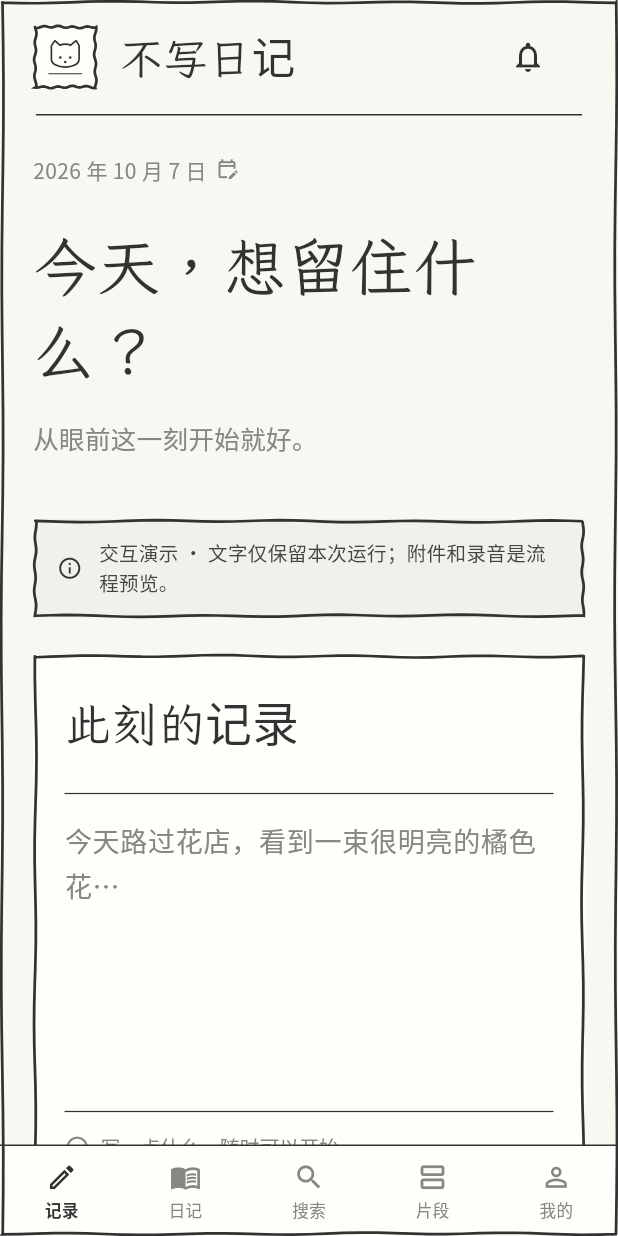
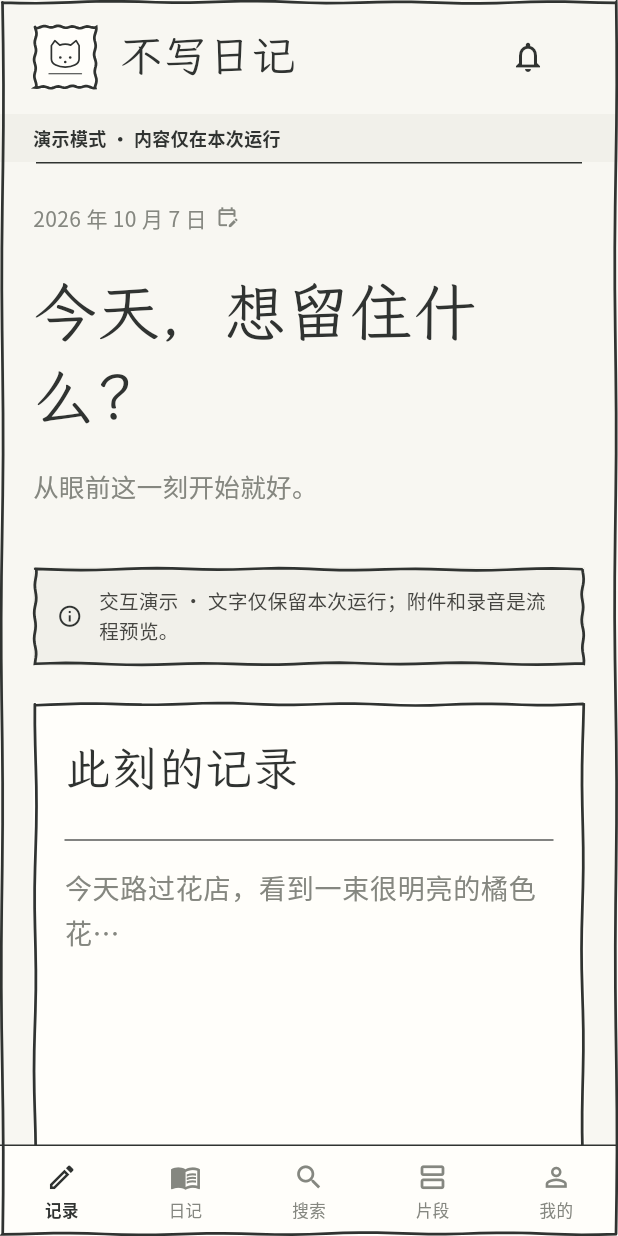
Before and after one commit to linyu76881123-crypto/unwritten-diary, a Flutter app: the screen it shows after launch, after a tap on the "notifications none" icon, after a tap on "返回", on a phone screen of 412 x 824 dp. Run offline on Flutter 3.47's test engine with Material 3 defaults, Android fonts, the light colour scheme and no system bars; missing offline and left inert: dart:ffi, flutter_rust_bridge; Roboto replaces fonts that are missing (Microsoft YaHei).

Commit message:
fix(F0): address follow-up review

```diff
--- a/apps/diary_app/assets/fonts/OFL.txt
+++ b/apps/diary_app/assets/fonts/OFL.txt
@@ -1,4 +1,5 @@
-Copyright 2022 The Iansui Project Authors (https://github.com/ButTaiwan/iansui).
+Copyright 2022-2026 LXGW (https://github.com/lxgw/LxgwWenKaiGB), with Reserved Font Name '霞鹜', '霞鶩', '落霞孤鹜', '落霞孤鶩' and 'LXGW'. [ADDITIONAL PERMISSION] The Reserved Font Names '霞鹜', '霞鶩', '落霞孤鹜', '落霞孤鶩' and 'LXGW' may continue to be used in Modified Versions recompiled from the Original Version, without modifications to the font source code; or in Modified Versions subsetted or converted to other formats (e.g., WOFF/WOFF2) solely for web font delivery, provided such Modified Versions are not made available as installable desktop fonts (e.g., on mainstream platforms like Google Fonts, or third-party non-commercial platforms recognized by the author @lxgw; other web font platforms please contact the author @lxgw for confirmation).
+Copyright 2020 The Klee Project Authors (https://github.com/fontworks-fonts/Klee)
 
 This Font Software is licensed under the SIL Open Font License, Version 1.1.
 This license is copied below, and is also available with a FAQ at:
--- a/apps/diary_app/lib/src/experience_shell.dart
+++ b/apps/diary_app/lib/src/experience_shell.dart
@@ -125,6 +125,7 @@ class _ExperienceShellState extends State<ExperienceShell> {
                     child: Column(
                       children: [
                         _header(desktop),
+                        if (widget.demoMode) _demoBanner(desktop),
                         const Divider(
                           color: SketchColors.ink,
                           thickness: 1,
@@ -236,6 +237,21 @@ class _ExperienceShellState extends State<ExperienceShell> {
     ),
   );
 
+  Widget _demoBanner(bool desktop) => Container(
+    width: double.infinity,
+    color: SketchColors.soft,
+    padding: EdgeInsets.symmetric(horizontal: desktop ? 46 : 22, vertical: 7),
+    child: const Text(
+      '演示模式 · 内容仅在本次运行',
+      softWrap: true,
+      style: TextStyle(
+        color: SketchColors.ink,
+        fontSize: 12,
+        fontWeight: FontWeight.w600,
+      ),
+    ),
+  );
+
   Widget _bottomNav() => Container(
     decoration: const BoxDecoration(
       border: Border(top: BorderSide(color: SketchColors.ink)),
@@ -630,7 +646,7 @@ class _ExperienceShellState extends State<ExperienceShell> {
           crossAxisAlignment: CrossAxisAlignment.start,
           children: [
             Text(
-              _dateLabel(DateTime.now()),
+              '示例日记 · 无实际日期',
               style: const TextStyle(color: SketchColors.muted),
             ),
             const SizedBox(height: 12),
@@ -664,7 +680,7 @@ class _ExperienceShellState extends State<ExperienceShell> {
                   children: [
                     Icon(Icons.description_outlined, size: 18),
                     SizedBox(width: 9),
-                    Expanded(child: Text('查看来源 · 文字 1 项')),
+                    Expanded(child: Text('查看示例来源 · 文字 1 项')),
                     Icon(Icons.arrow_forward, size: 17),
                   ],
                 ),
@@ -783,14 +799,14 @@ class _ExperienceShellState extends State<ExperienceShell> {
         if (showSample)
           _resultTile(
             '普通的一天，也有光',
-            '日记 · 今天',
+            '示例 · 日记 · 无实际日期',
             '今天路过花店，看到一束很明亮的橘色花…',
             () => _go(1),
           ),
         if (showSample && _searchKind != '日记')
           _resultTile(
             '花店门口的片刻',
-            '原始文字 · 今天',
+            '示例 · 原始文字 · 无实际日期',
             '今天路过花店，看到一束橘色花。',
             () => _openDetail('source'),
           ),
@@ -869,25 +885,25 @@ class _ExperienceShellState extends State<ExperienceShell> {
       for (final capture in _capture.recent)
         _resultTile(
           capture.state == CaptureState.draft ? '正在写的草稿' : '刚刚收好的记录',
-          '${capture.state == CaptureState.draft ? '草稿' : '文字'} · ${_dateLabel(capture.occurredAt.toLocal())}',
+          '本次会话文字 · ${capture.state == CaptureState.draft ? '草稿' : '已提交'} · ${_dateLabel(capture.occurredAt.toLocal())}',
           capture.draftText,
           () => _openDetail(capture.id),
         ),
       _resultTile(
         '花店门口的片刻',
-        '文字 · 今天',
+        '示例 · 文字 · 无实际日期',
         '今天路过花店，看到一束橘色花。',
         () => _openDetail('source'),
       ),
       _resultTile(
         '傍晚的街角',
-        '照片 · 今天 · 待处理',
+        '示例 · 照片 · 待处理',
         '原图已保存的展示位置；画面描述尚未生成。',
         () => _openDetail('photo'),
       ),
       _resultTile(
         '回家路上的声音',
-        '录音 · 今天 · 待转写',
+        '示例 · 录音 · 待转写',
         '声音原件可播放；文字检索范围取决于转写状态。',
         () => _openDetail('audio'),
       ),
@@ -898,7 +914,7 @@ class _ExperienceShellState extends State<ExperienceShell> {
     key: const ValueKey('profile'),
     crossAxisAlignment: CrossAxisAlignment.stretch,
     children: [
-      _title('我的小天地', '资料留在自己的设备里，按喜欢的方式整理。'),
+      _title('我的小天地', '预览资料与整理方式，慢慢布置自己的空间。'),
       const SizedBox(height: 23),
       _notice('这是单设备演示资料库，没有账号与自动同步。'),
       const SizedBox(height: 18),
@@ -1085,7 +1101,7 @@ class _ExperienceShellState extends State<ExperienceShell> {
         ),
         const SizedBox(height: 9),
         const Text(
-          '今天 · 示例生成 · 使用文字 1 项',
+          '示例生成 · 无实际日期 · 使用文字 1 项',
           style: TextStyle(color: SketchColors.muted, fontSize: 12),
         ),
         const Divider(color: SketchColors.line, height: 25),
@@ -1172,7 +1188,7 @@ class _ExperienceShellState extends State<ExperienceShell> {
             crossAxisAlignment: CrossAxisAlignment.start,
             children: [
               const Text(
-                '回应示例 · 与日记正文分开保存',
+                '回应示例 · 与日记正文分开展示',
                 style: TextStyle(color: SketchColors.muted, fontSize: 12),
               ),
               const SizedBox(height: 10),
@@ -1196,19 +1212,19 @@ class _ExperienceShellState extends State<ExperienceShell> {
       const SizedBox(height: 16),
       _resultTile(
         '待配置 · 录音转写',
-        '需要处理',
+        '示例 · 需要处理',
         '声音原件仍可保留；配置转写能力后再继续。',
         () => _openPanel('model'),
       ),
       _resultTile(
         '图片内容提取',
-        '等待',
+        '示例 · 等待',
         '尚未配置图片理解服务，文件名仍可检索。',
         () => _openPanel('model'),
       ),
       _resultTile(
         '示例日记整理',
-        '完成',
+        '示例 · 完成',
         '已生成候选版；不会自动覆盖人工编辑。',
         () => _openPanel('versions'),
       ),
@@ -1220,7 +1236,7 @@ class _ExperienceShellState extends State<ExperienceShell> {
     children: [
       _title('风格偏好', '让文字更像你，又不替你编造。'),
       const SizedBox(height: 20),
-      _notice('偏好只影响未来的整理；历史日记不会自动重写。'),
+      _notice('偏好设置仅供预览，暂不保存到核心，也不会影响整理结果；整理功能尚未接入。'),
       const SizedBox(height: 18),
       _choiceGroup(
         '篇幅',
@@ -1327,7 +1343,7 @@ class _ExperienceShellState extends State<ExperienceShell> {
     children: [
       _title('整理时机', '安静地整理，不打断记录。'),
       const SizedBox(height: 20),
-      _notice('时间是尝试启动的时刻，受系统后台调度影响，不保证准点完成。'),
+      _notice('自动整理尚未接入；这里仅预览设置方式，开关与时间不会保存或启动任务。'),
       const SizedBox(height: 18),
       SketchFrame(
         child: Column(
@@ -1405,19 +1421,19 @@ class _ExperienceShellState extends State<ExperienceShell> {
       const SizedBox(height: 18),
       _resultTile(
         '创建完整备份',
-        '包含原始材料、日记版本与配置',
+        '示例 · 包含原始材料、日记版本与配置',
         '正式版将展示目标位置、空间需求与加密选项。',
         () => _toast('完整备份需要真实本地核心；演示没有生成文件。'),
       ),
       _resultTile(
         '导出阅读文档',
-        '方便阅读与分享',
+        '示例 · 方便阅读与分享',
         '阅读文档不能用于完整恢复。',
         () => _toast('阅读导出尚未接入；演示没有生成文件。'),
       ),
       _resultTile(
         '恢复备份',
-        '先检查，再预览',
+        '示例 · 先检查，再预览',
         '默认恢复到新资料库，避免覆盖当前资料。',
         () => _toast('恢复需要真实备份；当前资料未发生变化。'),
       ),
@@ -1618,9 +1634,13 @@ class _ExperienceShellState extends State<ExperienceShell> {
           ),
         ),
         const SizedBox(height: 12),
-        _title(title, '原始材料 · 与整理后的日记分别保留'),
+        _title(title, capture == null ? '示例原始材料 · 无实际日期' : '本次会话文字 · 仅在本次运行保留'),
         const SizedBox(height: 20),
-        _notice('来源详情与定位是交互预览；真实文件和播放器需要平台能力接入。'),
+        _notice(
+          capture == null
+              ? '来源详情与定位是交互预览；真实文件和播放器需要平台能力接入。'
+              : '这是本次会话中写下的文字；演示不会永久保存。',
+        ),
         const SizedBox(height: 18),
         SketchFrame(
           padding: const EdgeInsets.all(27),
@@ -1637,9 +1657,11 @@ class _ExperienceShellState extends State<ExperienceShell> {
               ),
               const SizedBox(height: 30),
               const Divider(color: SketchColors.line),
-              const Text(
-                '处理状态：示例 · 部分材料仍待处理',
-                style: TextStyle(color: SketchColors.muted),
+              Text(
+                capture == null
+                    ? '处理状态：示例 · 部分材料仍待处理'
+                    : '状态：本次会话文字 · ${capture.state == CaptureState.draft ? '草稿' : '已提交'}',
+                style: const TextStyle(color: SketchColors.muted),
               ),
             ],
           ),
--- a/apps/diary_app/lib/src/sketch_ui.dart
+++ b/apps/diary_app/lib/src/sketch_ui.dart
@@ -3,7 +3,7 @@ import 'dart:math' as math;
 import 'package:flutter/material.dart';
 
 abstract final class SketchFonts {
-  static const display = 'Iansui';
+  static const display = 'DiaryDisplay';
 }
 
 abstract final class SketchColors {
@@ -129,12 +129,16 @@ class SketchAction extends StatelessWidget {
               Icon(icon, size: compact ? 16 : 18, color: SketchColors.ink),
               const SizedBox(width: 8),
             ],
-            Text(
-              label,
-              style: TextStyle(
-                color: SketchColors.ink,
-                fontSize: compact ? 13 : 15,
-                fontWeight: FontWeight.w600,
+            Flexible(
+              child: Text(
+                label,
+                softWrap: true,
+                textAlign: TextAlign.center,
+                style: TextStyle(
+                  color: SketchColors.ink,
+                  fontSize: compact ? 13 : 15,
+                  fontWeight: FontWeight.w600,
+                ),
               ),
             ),
           ],
--- a/apps/diary_app/pubspec.yaml
+++ b/apps/diary_app/pubspec.yaml
@@ -24,6 +24,6 @@ flutter:
   assets:
     - assets/brand/app_icon.png
   fonts:
-    - family: Iansui
+    - family: DiaryDisplay
       fonts:
-        - asset: assets/fonts/Iansui-AppSubset.ttf
+        - asset: assets/fonts/DiaryDisplay-AppSubset.ttf
```
Also changed, not shown: apps/diary_app/assets/fonts/DiaryDisplay-AppSubset.ttf (added), apps/diary_app/assets/fonts/Iansui-AppSubset.ttf (deleted), 2 other files.
